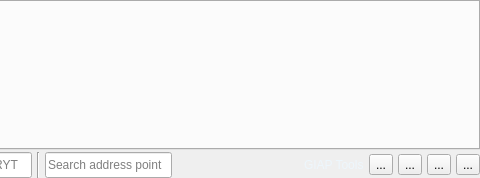
GIAPspzoo/GIAP_PolaMap_lite, file giap_dynamic_layout.ui: the form before one commit; both pictures show x 811 to 1291 and y 0 to 178 of the 1291 by 178 pixel window.
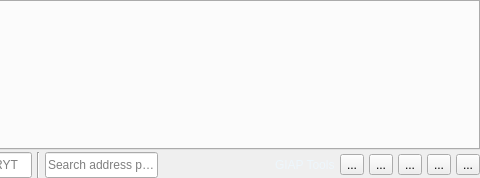
The form after the commit.

Patch:
```diff
--- a/giap_dynamic_layout.ui
+++ b/giap_dynamic_layout.ui
@@ -270,6 +270,13 @@
        </property>
       </widget>
      </item>
+     <item>
+      <widget class="QToolButton" name="runArea">
+       <property name="text">
+        <string>...</string>
+       </property>
+      </widget>
+     </item>
      <item>
       <widget class="QToolButton" name="runQuickPrintButton">
        <property name="text">
```
